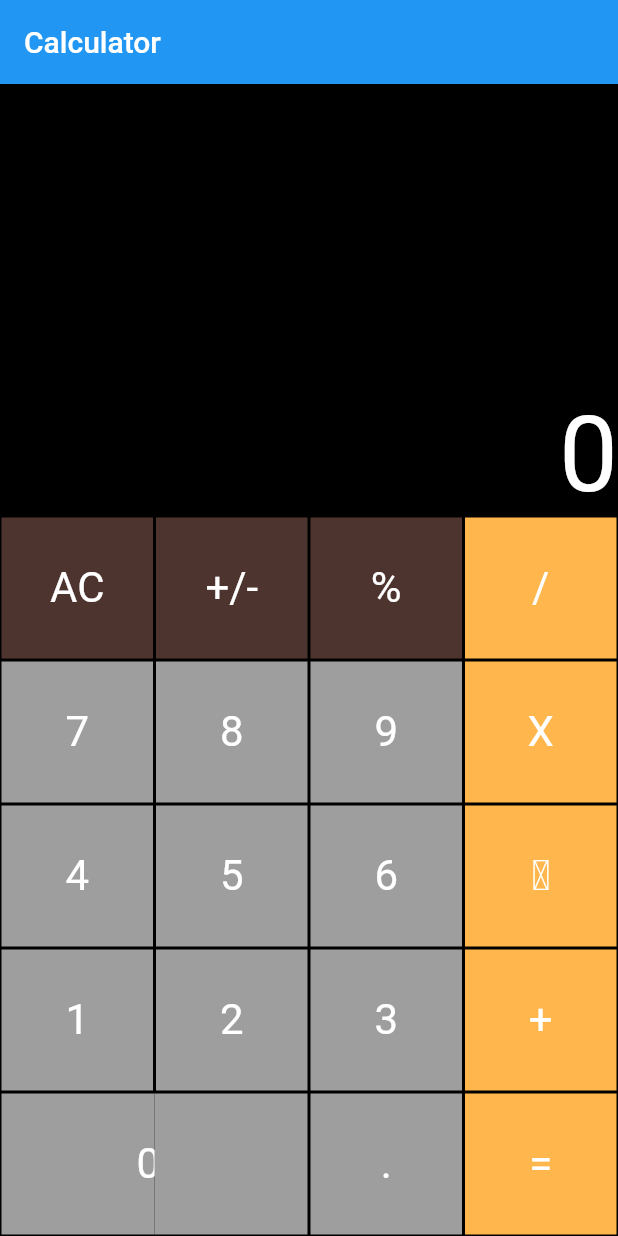
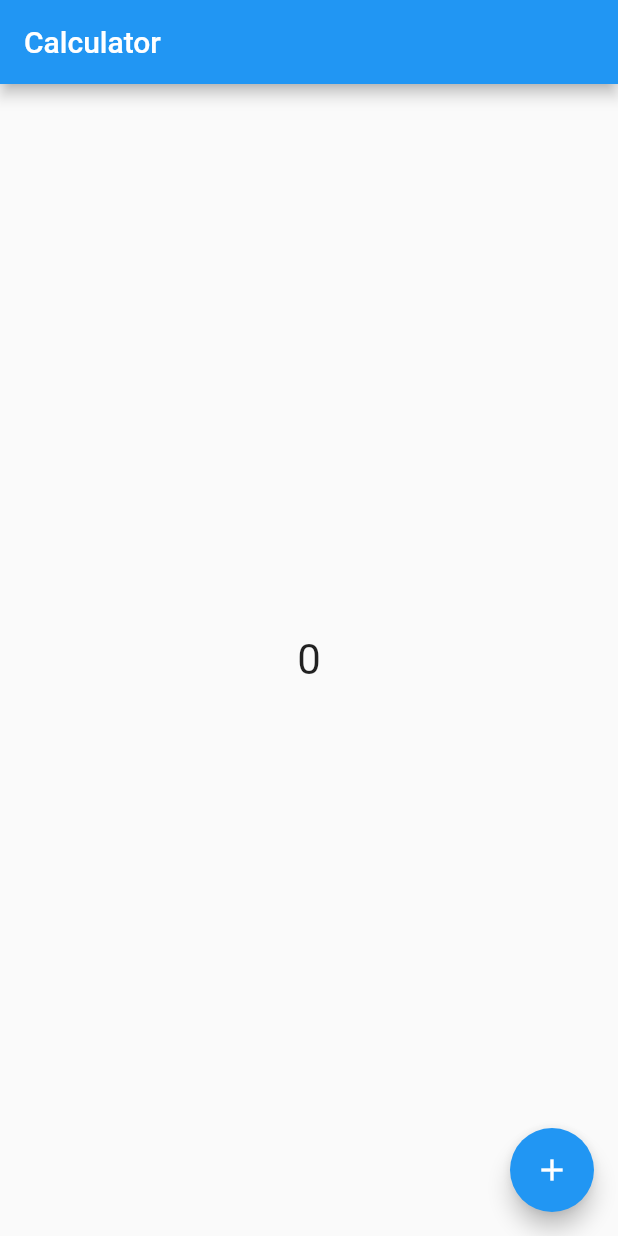
Before and after one commit to hexbei/hello_flutter, a Flutter app: the screen it shows after launch, on a phone screen of 412 x 824 dp. Run offline on Flutter 3.47's test engine with Material 2 defaults, Android fonts, the phone set to English and light mode, and no system bars.

Commit message:
[A]拆成stateless

```diff
--- a/lib/main.dart
+++ b/lib/main.dart
@@ -20,109 +20,7 @@ class MyApp extends StatelessWidget {
 class Calculator extends StatelessWidget {
   @override
   Widget build(BuildContext context) {
-    return Scaffold(
-        appBar: AppBar(
-          title: Text('Calculator'),
-        ),
-        body: Container(
-            color: Colors.black,
-            child: Container(
-              child: Column(
-                  crossAxisAlignment: CrossAxisAlignment.start,
-                  children: [
-                    Expanded(
-                        child: Container(
-                            alignment: FractionalOffset.bottomRight,
-                            color: Colors.black,
-                            height: 200,
-                            child: Text(
-                              '0',
-                              style:
-                                  TextStyle(color: Colors.white, fontSize: 70),
-                            ))),
-                    Container(
-                        color: Colors.black38,
-                        height: 480,
-                        child: Row(
-                          children: <Widget>[
-                            Expanded(
-                              child: Column(
-                                children: [
-                                  const Keyboard("AC", 0),
-                                  const Keyboard("7", 1),
-                                  const Keyboard("4", 1),
-                                  const Keyboard("1", 1),
-                                  Expanded(
-                                    child: Container(
-                                        color: Colors.grey,
-                                        padding: EdgeInsets.only(left: 90),
-                                        margin: EdgeInsets.only(
-                                            right: 0,
-                                            top: 1,
-                                            left: 1,
-                                            bottom: 1),
-                                        child: Align(
-                                          child: Text(
-                                            '0',
-                                            textAlign: TextAlign.right,
-                                            style: TextStyle(
-                                                fontSize: 28,
-                                                color: Colors.white),
-                                          ),
-                                        )),
-                                    flex: 1,
-                                  ),
-                                ],
-                              ),
-                              flex: 1,
-                            ),
-                            Expanded(
-                              child: Column(
-                                children: [
-                                  const Keyboard("+/-", 0),
-                                  const Keyboard("8", 1),
-                                  const Keyboard('5', 1),
-                                  const Keyboard('2', 1),
-                                  Expanded(
-                                    child: Container(
-                                      color: Colors.grey,
-                                      margin: EdgeInsets.only(
-                                          left: 0, top: 1, right: 1, bottom: 1),
-                                    ),
-                                    flex: 1,
-                                  ),
-                                ],
-                              ),
-                              flex: 1,
-                            ),
-                            Expanded(
-                              child: Column(
-                                children: [
-                                  const Keyboard('%', 0),
-                                  const Keyboard('9', 1),
-                                  const Keyboard('6', 1),
-                                  const Keyboard('3', 1),
-                                  const Keyboard('.', 1),
-                                ],
-                              ),
-                              flex: 1,
-                            ),
-                            Expanded(
-                              child: Column(
-                                children: <Widget>[
-                                  const Keyboard('/', 3),
-                                  const Keyboard('X', 3),
-                                  const Keyboard('ㄧ', 3),
-                                  const Keyboard('+', 3),
-                                  const Keyboard('=', 3),
-                                ],
-                              ),
-                              flex: 1,
-                            ),
-                          ],
-                        )),
-                  ]),
-            )));
+    return MyHomePage();
   }
 }
 
@@ -150,3 +48,37 @@ class Keyboard extends StatelessWidget {
     );
   }
 }
+
+class MyHomePage extends StatefulWidget {
+  @override
+  State<StatefulWidget> createState() {
+    return _MyHomePage();
+  }
+}
+
+class _MyHomePage extends State<MyHomePage> {
+  int _count = 0;
+  @override
+  Widget build(BuildContext context) {
+    return Scaffold(
+      appBar: AppBar(
+        title: Text('Calculator'),
+      ),
+      body: Center(
+        child: Text(
+          '$_count',
+          style: TextStyle(fontSize: 28),
+        ),
+      ),
+      floatingActionButton: FloatingActionButton(
+        onPressed: () {
+          setState(() {
+            ++_count;
+          });
+          print('count: $_count');
+        },
+        child: Icon(Icons.add),
+      ),
+    );
+  }
+}
```
